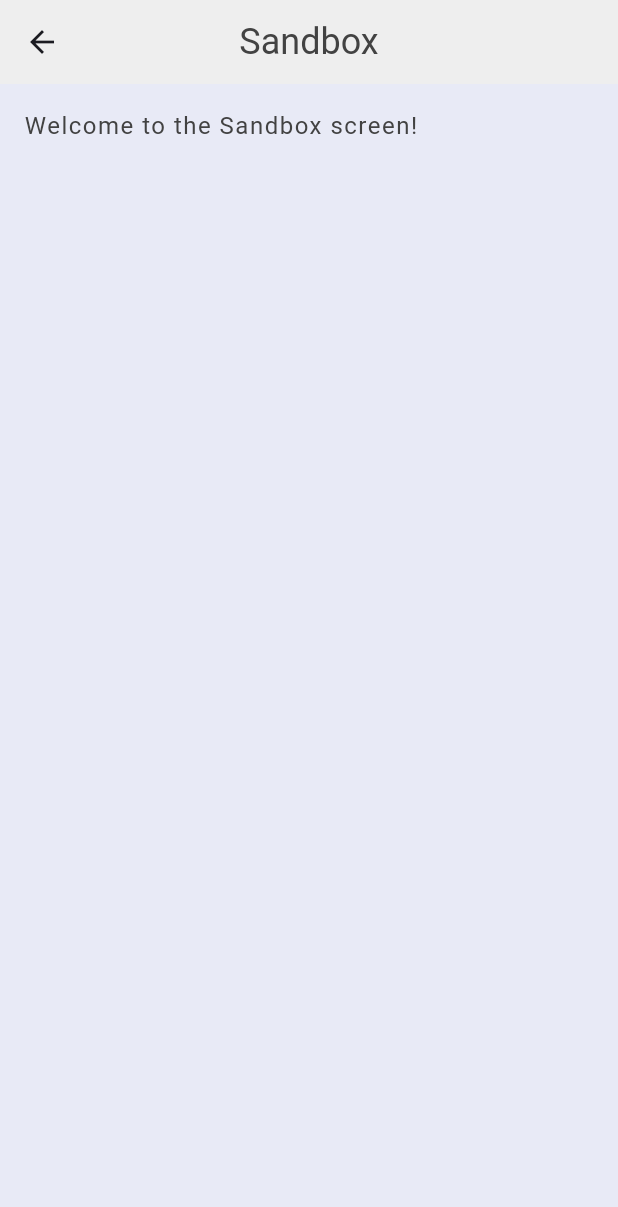
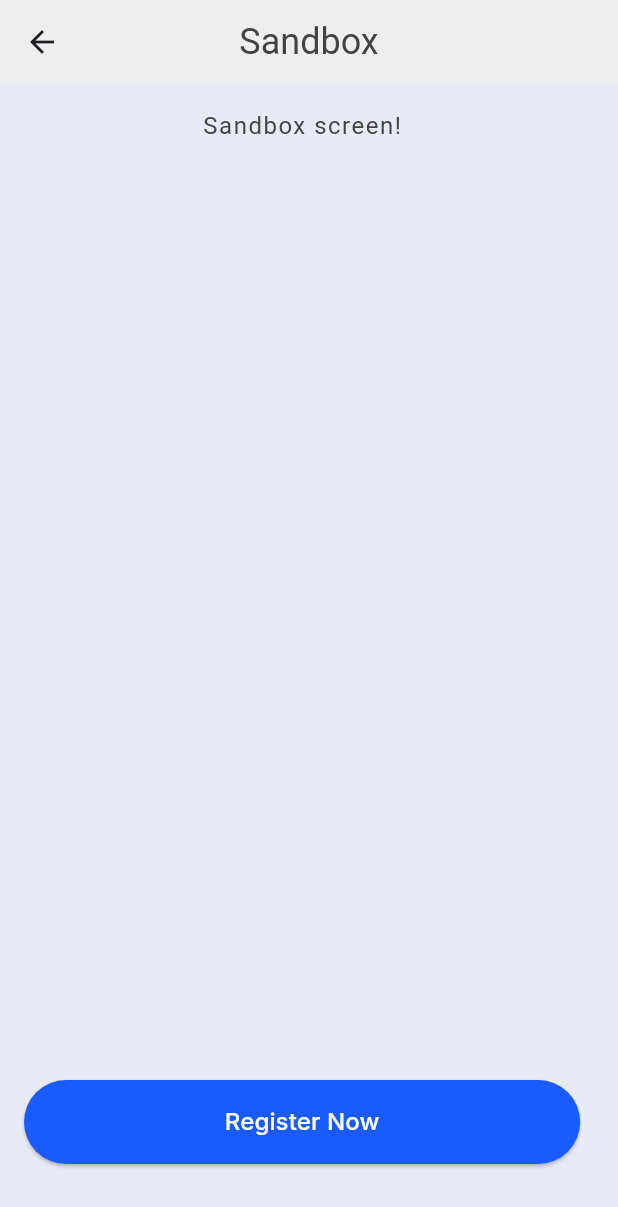
Before and after one commit to ouhoy/flutter_rpg, a Flutter app: the Sandbox screen opened directly, on a phone screen of 412 x 824 dp. Shown: the top 1207 px of the screen. Run offline on Flutter 3.47's test engine with Material 3 defaults, Android fonts, the phone set to English and light mode, and no system bars; our stand-ins replace google_fonts.

Commit message:
add buttons

```diff
--- a/lib/main.dart
+++ b/lib/main.dart
@@ -1,12 +1,35 @@
 import 'package:flutter/material.dart';
 import 'package:flutter_rpg/screens/home/home.dart';
 import 'package:flutter_rpg/theme.dart';
+import 'package:google_fonts/google_fonts.dart';
 
 void main() {
   runApp( MaterialApp(
       home: const Home(),
       theme: primaryTheme));
 }
+// class Sandbox extends StatelessWidget {
+//   const Sandbox({super.key});
+//
+//   @override
+//   Widget build(BuildContext context) {
+//     return Scaffold(
+//       appBar: AppBar(
+//         title:  Text('Sandbox', style: TextStyle(color: Colors.grey[800]),),
+//         backgroundColor: Colors.grey[200],
+//         centerTitle: true,
+//       ),
+//       body: Container(
+//         padding: const EdgeInsets.all(16),
+//         child:  Text('Sandbox screen!', style: TextStyle(color: Colors.grey[800]),),
+//       )
+//     );
+//   }
+//
+// }
+
+
+
 class Sandbox extends StatelessWidget {
   const Sandbox({super.key});
 
@@ -20,8 +43,46 @@ class Sandbox extends StatelessWidget {
       ),
       body: Container(
         padding: const EdgeInsets.all(16),
-        child:  Text('Welcome to the Sandbox screen!', style: TextStyle(color: Colors.grey[800]),),
-      )
+        child: Column(
+          children: [
+            Expanded(
+              child: Text('Sandbox screen!', style: TextStyle(color: Colors.grey[800])),
+            ),
+            Padding(
+              padding: const EdgeInsets.only(bottom: 32),
+              child: StyledButton(),
+            ),
+          ],
+        ),
+      ),
     );
   }
 }
+
+class StyledButton extends StatelessWidget {
+  @override
+  Widget build(BuildContext context) {
+    return Container(
+      width: MediaQuery.of(context).size.width * 0.9,
+      height: 56,
+      child: ElevatedButton(
+        onPressed: () {},
+        style: ButtonStyle(
+          backgroundColor: MaterialStateProperty.all<Color>(Color(0xFF195BFF)),
+          shape: MaterialStateProperty.all<RoundedRectangleBorder>(
+            RoundedRectangleBorder(
+              borderRadius: BorderRadius.circular(64),
+            ),
+          ),
+        ),
+        child: Text(
+          'Register Now',
+          style: GoogleFonts.inter(
+            color: Colors.white,
+            fontSize: 16,
+          ),
+        ),
+      ),
+    );
+  }
+}
--- a/lib/screens/home/home.dart
+++ b/lib/screens/home/home.dart
@@ -1,4 +1,5 @@
 import 'package:flutter/material.dart';
+import 'package:flutter_rpg/shared/styled_button.dart';
 import 'package:flutter_rpg/shared/styled_text.dart';
 import 'package:flutter_rpg/theme.dart';
 
@@ -24,9 +25,9 @@ class _HomeState extends State<Home> {
                 const StyledText("Character List:"),
                 const StyledHeading("text"),
                 const StyledTitle("text"),
-                FilledButton(
+                StyledButton(
                     onPressed: () {},
-                    child: const Text("Create New Character")),
+                    child: const StyledText("Create New Character")),
               ],
             )));
   }
--- /dev/null
+++ b/lib/shared/styled_button.dart
@@ -0,0 +1,25 @@
+import "package:flutter/material.dart";
+
+class StyledButton extends StatelessWidget {
+  const StyledButton({required this.onPressed, required this.child, super.key});
+
+  final Function() onPressed;
+  final Widget child;
+
+  @override
+  Widget build(BuildContext context) {
+    return TextButton(
+        onPressed: onPressed,
+        child: Container(
+          padding: const EdgeInsets.symmetric(horizontal: 16, vertical: 8),
+          decoration: const BoxDecoration(
+            gradient: LinearGradient(
+              colors: [Colors.blue, Colors.blueAccent],
+              begin: Alignment.topCenter,
+              end: Alignment.bottomCenter,
+            ),
+          ),
+          child: child,
+        ));
+  }
+}
--- a/pubspec.yaml
+++ b/pubspec.yaml
@@ -35,6 +35,7 @@ dependencies:
   # The following adds the Cupertino Icons font to your application.
   # Use with the CupertinoIcons class for iOS style icons.
   cupertino_icons: ^1.0.6
+  google_fonts: ^6.2.1
 
 dev_dependencies:
   flutter_test:
```
Also changed, not shown: lib/shared/styled_text.dart (+11 -3 lines), lib/theme.dart (+11 -1 lines), pubspec.lock, 1 other file.
